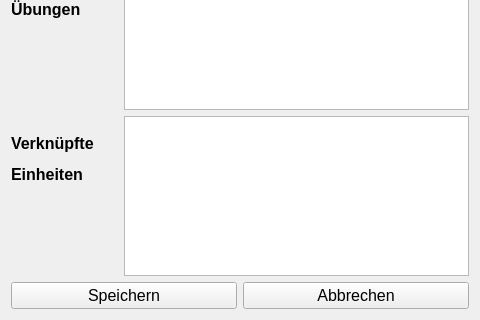
Old version of the form app/view/category_widget.ui in the repository UltimateCuB3R/DLMCSPSE01_D; both pictures show x 0 to 480 and y 320 to 640 of the 480 by 640 pixel window.
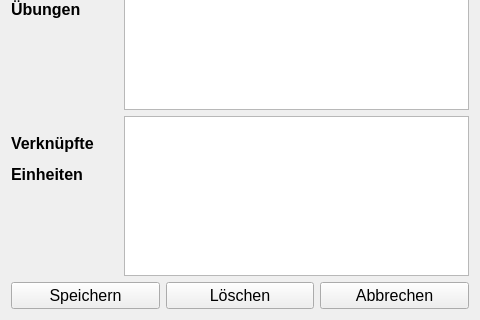
New version of the form.

Commit message: Sprint 5-3: small bugfix in data.py regarding deletion of an entry added delete button to all entry widgets connected delete buttons to the corresponding method reload all table widgets on the main screen on revert fixed a bug for relation table widgets on display mode to be scrollable

Diff of the .ui file:
```diff
--- a/app/view/category_widget.ui
+++ b/app/view/category_widget.ui
@@ -235,6 +235,18 @@
        </property>
       </widget>
      </item>
+     <item>
+      <widget class="QPushButton" name="pushButton_delete">
+       <property name="font">
+        <font>
+         <pointsize>12</pointsize>
+        </font>
+       </property>
+       <property name="text">
+        <string>Löschen</string>
+       </property>
+      </widget>
+     </item>
      <item>
       <widget class="QPushButton" name="pushButton_cancel">
        <property name="font">
```
The commit also changes 7 other files.
